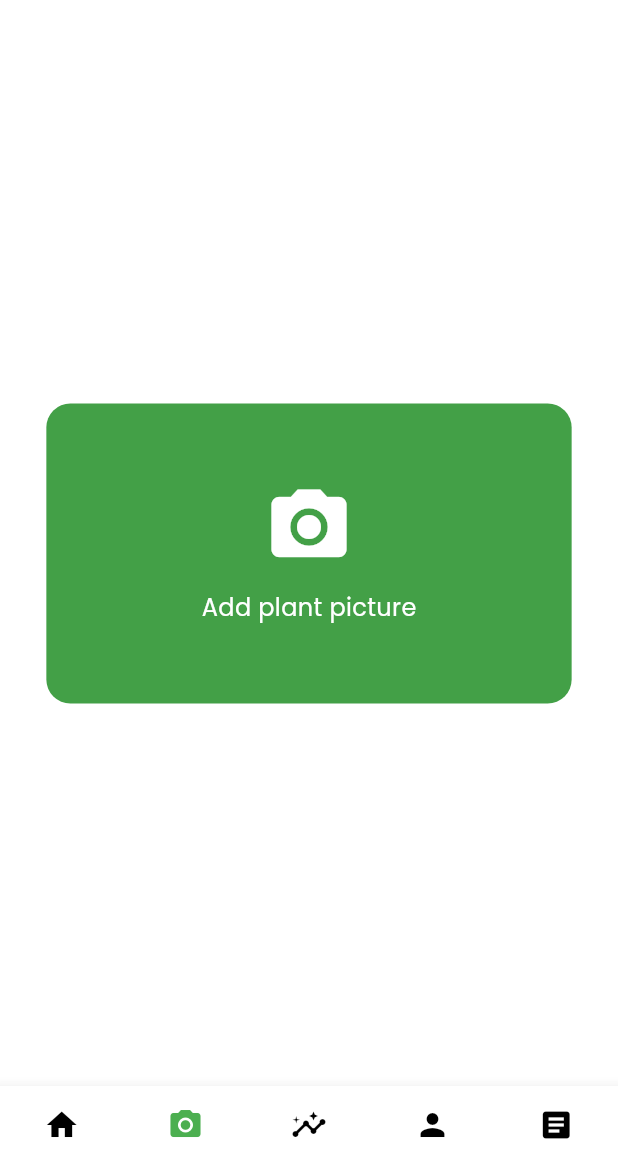
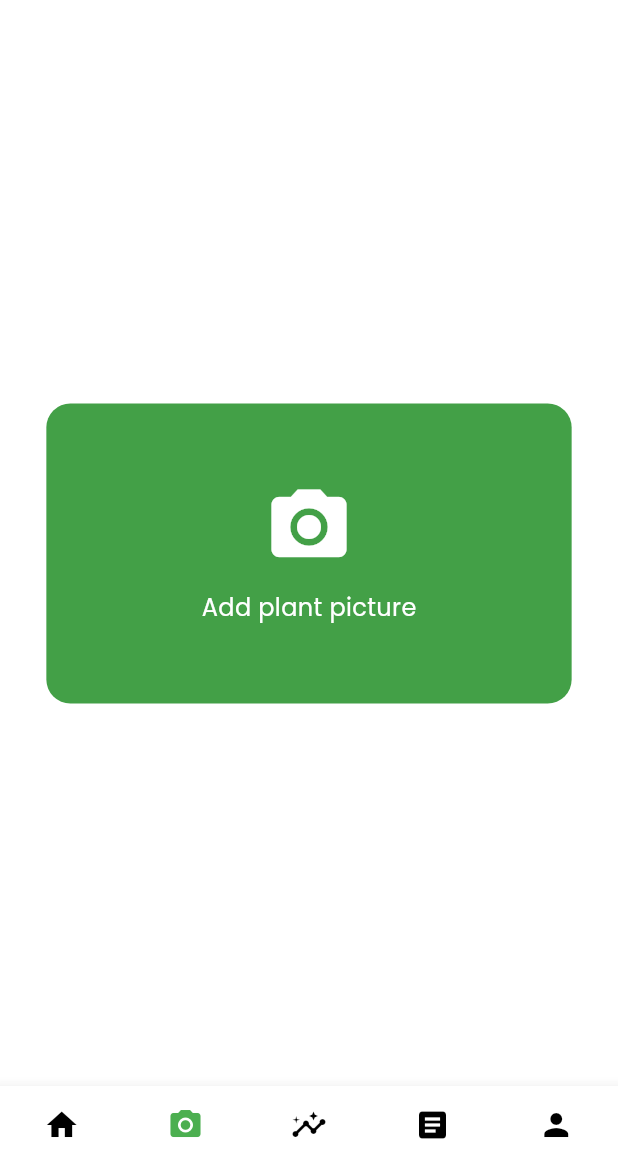
Before and after one commit to Ademsmahi/plant-tracker, a Flutter app: the ManagerHomePage screen opened by its route, item 2 of the bottom bar chosen, on a phone screen of 412 x 824 dp, the part 63-1236 px from its top. Run offline on Flutter 3.47's test engine with Material 3 defaults, Android fonts, the phone set to English and light mode, and no system bars; our stand-ins replace fluttertoast, google_fonts, image_picker, shared_preferences; accounts and stored records are empty; network calls fail.

Commit message:
Update BottomNavBar.dart

```diff
--- a/frontend/lib/Pages/BottomNavBar.dart
+++ b/frontend/lib/Pages/BottomNavBar.dart
@@ -22,10 +22,10 @@ class BottomNavBar extends StatelessWidget {
       showUnselectedLabels: false,
       items: const [
         BottomNavigationBarItem(icon: Icon(Icons.home), label: "Home"),
-        BottomNavigationBarItem(icon: Icon(Icons.camera_alt), label: "Scan"), // NEW
+        BottomNavigationBarItem(icon: Icon(Icons.camera_alt), label: "Scan"),
         BottomNavigationBarItem(icon: Icon(Icons.insights), label: "Stats"),
+        BottomNavigationBarItem(icon: Icon(Icons.article), label: "Report"),
         BottomNavigationBarItem(icon: Icon(Icons.person), label: "Profile"),
-        BottomNavigationBarItem(icon: Icon(Icons.article), label: "Report"),
       ],
     );
   }
```
